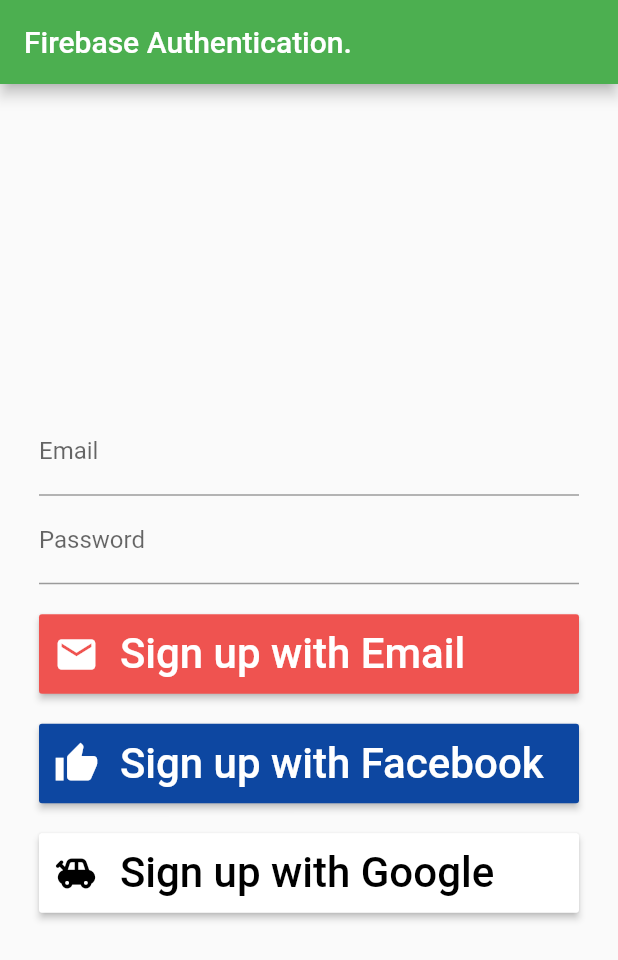
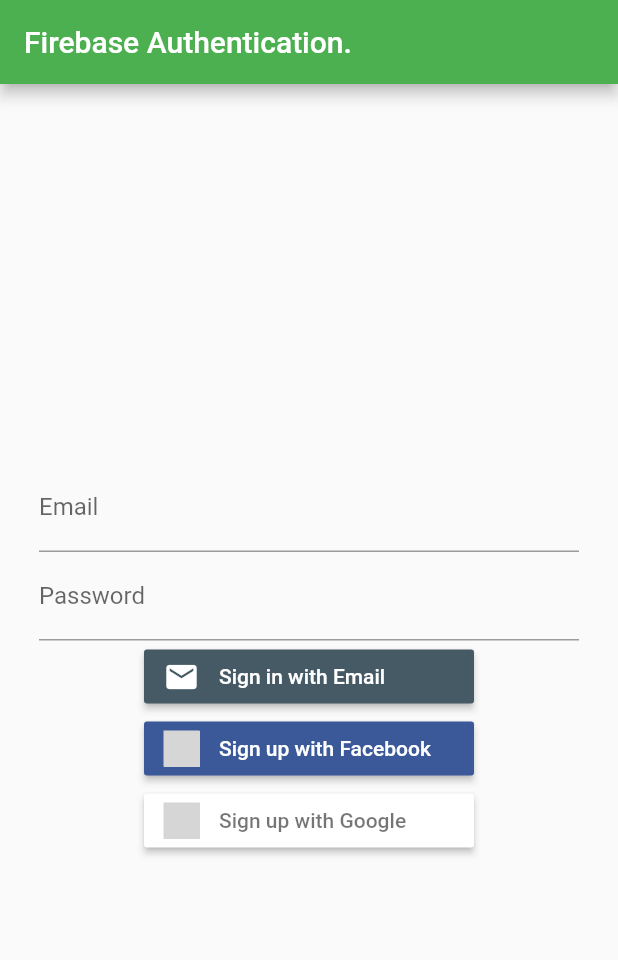
Before and after one commit to David-B-Comer/Access-Brandywine, a Flutter app: the screen it shows after launch, on a phone screen of 412 x 824 dp. Shown: the top 960 px of the screen. Run offline on Flutter 3.47's test engine with Material 2 defaults, Android fonts, the phone set to English and light mode, and no system bars; our stand-ins replace firebase_auth, flutter_signin_button, google_sign_in; missing offline and left inert: flutter_facebook_login; accounts and stored records are empty; grey boxes are pictures that could not be loaded.

Commit message:
updated login ui buttons

```diff
--- a/lib/main.dart
+++ b/lib/main.dart
@@ -4,6 +4,7 @@ import 'package:flutter/services.dart';
 import 'package:firebase_auth/firebase_auth.dart';
 import 'package:flutter_facebook_login/flutter_facebook_login.dart';
 import 'package:google_sign_in/google_sign_in.dart';
+import 'package:flutter_signin_button/flutter_signin_button.dart';
 
 void main() => runApp(MyApp());
 
@@ -86,69 +87,22 @@ class _MyHomePageState extends State<MyHomePage> {
                 controller: passwordTextController,
               ),
             ),
-            SizedBox(height: 20),
-            SizedBox(
-              width: 360,
-              child: RaisedButton(
-                child: Row(
-                  children: <Widget>[
-                    Icon(Icons.mail, size: 30),
-                    Text(
-                      '  Sign up with Email',
-                      style: TextStyle(fontSize: 28),
-                    ),
-                  ],
-                ),
-                textColor: Colors.white,
-                color: Colors.red[400],
-                padding: EdgeInsets.all(10),
-                onPressed: () {
-                  signUpWithMail();
-                },
-              ),
+            SignInButtonBuilder(
+              text: 'Sign in with Email',
+              icon: Icons.email,
+              onPressed: () {signUpWithMail();},
+              backgroundColor: Colors.blueGrey[700],
             ),
-            SizedBox(height: 20),
-            SizedBox(
-              width: 360,
-              child: RaisedButton(
-                child: Row(
-                  children: <Widget>[
-                    Icon(Icons.thumb_up, size: 30),
-                    Text(
-                      '  Sign up with Facebook',
-                      style: TextStyle(fontSize: 28),
-                    ),
-                  ],
-                ),
-                textColor: Colors.white,
-                color: Colors.blue[900],
-                padding: EdgeInsets.all(10),
-                onPressed: () {
-                  signUpWithFacebook();
-                },
-              ),
+            SignInButton(
+              Buttons.Facebook,
+              text: "Sign up with Facebook",
+              onPressed: () {signUpWithFacebook();},
             ),
-            SizedBox(height: 20),
-            SizedBox(
-              width: 360,
-              child: RaisedButton(
-                child: Row(
-                  children: <Widget>[
-                    Icon(Icons.toys, size: 30),
-                    Text(
-                      '  Sign up with Google',
-                      style: TextStyle(fontSize: 28),
-                    ),
-                  ],
-                ),
-                textColor: Colors.black,
-                color: Colors.white,
-                padding: EdgeInsets.all(10),
-                onPressed: () {
-                  _googleSignUp();
-                },
-              ),
-            ),
+            SignInButton(
+              Buttons.Google,
+              text: "Sign up with Google",
+              onPressed: () {_googleSignUp();},
+            )
 
           ],
         ),
--- a/pubspec.yaml
+++ b/pubspec.yaml
@@ -11,6 +11,7 @@ dependencies:
   firebase_auth: ^0.16.1
   flutter_facebook_login: ^3.0.0
   google_sign_in: ^4.5.1
+  flutter_signin_button: ^1.0.0
 
   cupertino_icons: ^0.1.3
 
```
Also changed, not shown: pubspec.lock, 1 other file.
